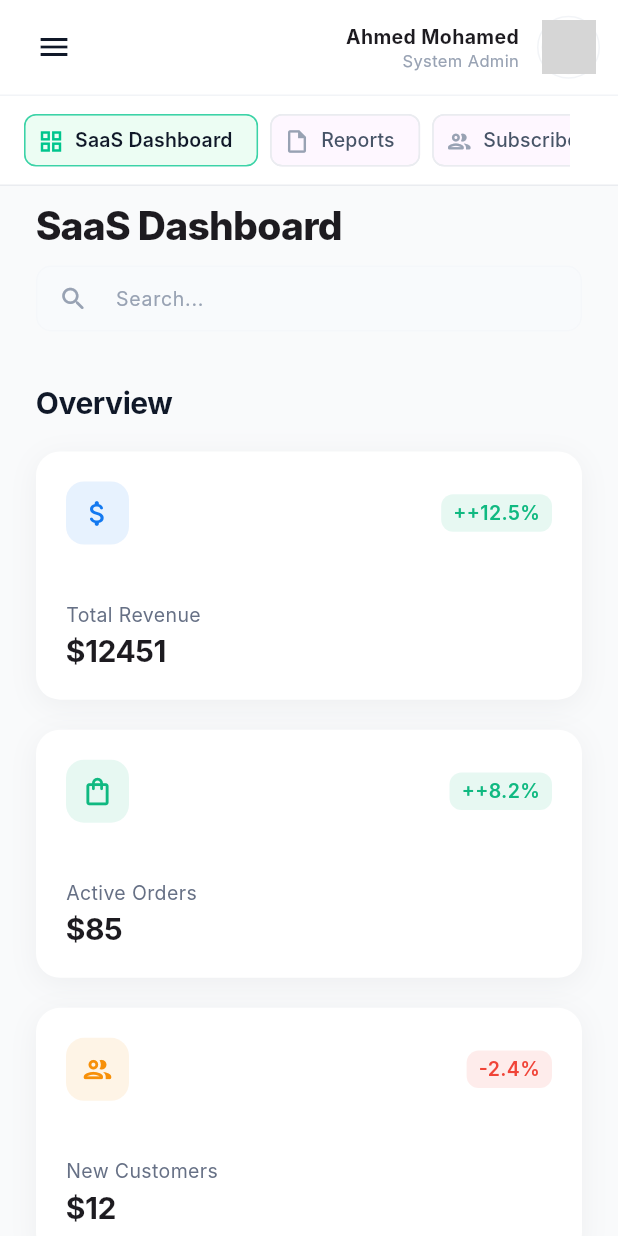
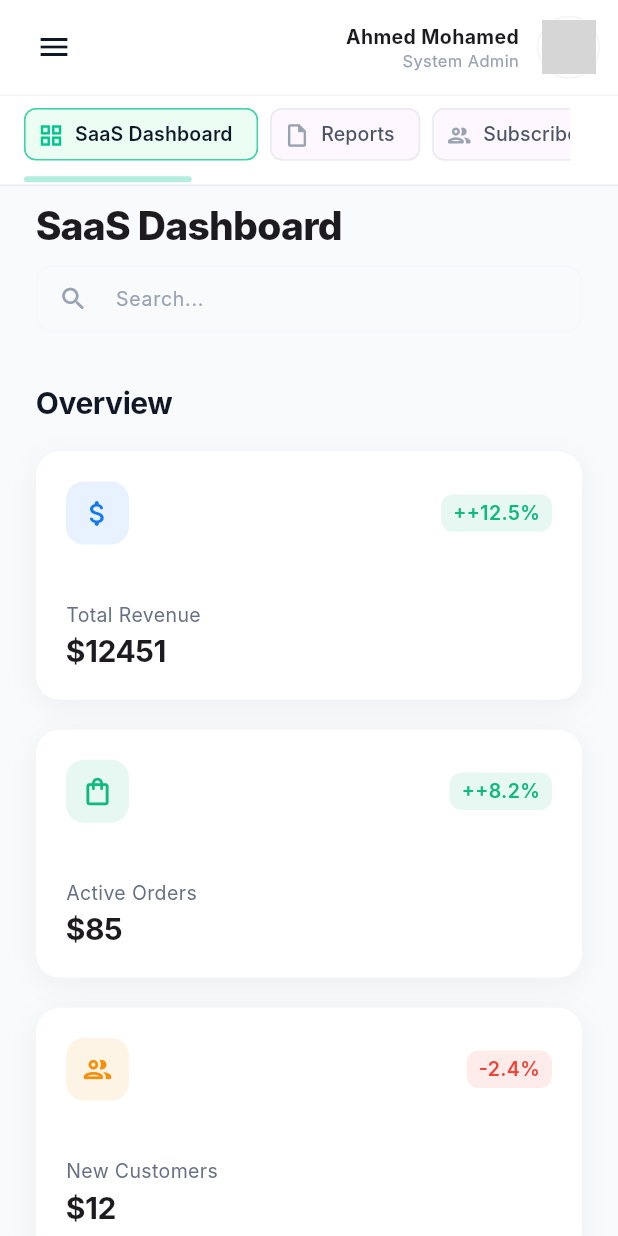
Before and after one commit to MironAlikc/erpmax-client, a Flutter app: the SaaSAdminRootPage screen opened by its route, after a tap on the "menu" icon, after a tap on "Subscribers", on a phone screen of 412 x 824 dp. Run offline on Flutter 3.47's test engine with Material 3 defaults, Android fonts, the phone set to English and light mode, and no system bars; our stand-ins replace dartz, dio, equatable, fl_chart, flutter_bloc, flutter_secure_storage and 7 more; accounts and stored records are empty; generated files the repository leaves out were written again; network calls fail; Roboto replaces fonts that are missing (Inter); grey boxes are pictures that could not be loaded.

Commit message:
Added RawScrollbar without design

```diff
--- a/lib/core/l10n/gen/app_localizations.dart
+++ b/lib/core/l10n/gen/app_localizations.dart
@@ -1767,6 +1767,48 @@ abstract class AppLocalizations {
   /// In en, this message translates to:
   /// **'GB'**
   String get unitGb;
+
+  /// No description provided for @accDashboard.
+  ///
+  /// In en, this message translates to:
+  /// **'Accounting\nDashboard'**
+  String get accDashboard;
+
+  /// No description provided for @accLedger.
+  ///
+  /// In en, this message translates to:
+  /// **'General\nLedger'**
+  String get accLedger;
+
+  /// No description provided for @accJournal.
+  ///
+  /// In en, this message translates to:
+  /// **'Journal\nEntries'**
+  String get accJournal;
+
+  /// No description provided for @accChart.
+  ///
+  /// In en, this message translates to:
+  /// **'Chart of\nAccounts'**
+  String get accChart;
+
+  /// No description provided for @accFunds.
+  ///
+  /// In en, this message translates to:
+  /// **'Funds &\nBanks'**
+  String get accFunds;
+
+  /// No description provided for @accParties.
+  ///
+  /// In en, this message translates to:
+  /// **'Parties'**
+  String get accParties;
+
+  /// No description provided for @accAssets.
+  ///
+  /// In en, this message translates to:
+  /// **'Fixed\nAssets'**
+  String get accAssets;
 }
 
 class _AppLocalizationsDelegate
--- a/lib/core/widgets/common/tab_chip_bar.dart
+++ b/lib/core/widgets/common/tab_chip_bar.dart
@@ -58,10 +58,17 @@ class _TabChipBarState extends State<TabChipBar> {
       child: Row(
         children: [
           Expanded(
+            child: RawScrollbar(
+              controller: _scrollController,
+              thumbColor: theme.activeGreen.withValues(alpha: 0.3),
+              radius: const Radius.circular(8),
+              thickness: 4,
+              thumbVisibility: true,
               child: SingleChildScrollView(
                 controller: _scrollController,
                 scrollDirection: Axis.horizontal,
                 physics: const BouncingScrollPhysics(),
+                padding: const EdgeInsets.only(bottom: 8),
                 child: Row(
                   children: List.generate(widget.tabs.length, (index) {
                     final isSelected = widget.controller.index == index;
@@ -113,10 +120,10 @@ class _TabChipBarState extends State<TabChipBar> {
                 ),
               ),
             ),
+          ),
 
           const SizedBox(width: 16),
 
-          // Правая часть: Поиск (остается на месте)
           if (!widget.isMobile)
             SizedBox(
               width: 300,
--- a/lib/features/accounting/presentation/widgets/accounting_header/headers/accounting_dashboard_header.dart
+++ b/lib/features/accounting/presentation/widgets/accounting_header/headers/accounting_dashboard_header.dart
@@ -27,14 +27,14 @@ class AccountingDashboardHeader extends AccountingBaseHeader {
                     fontSize: 26,
                   ),
                 ),
-                const SizedBox(height: 4),
-                Text(
-                  currentTab.description ?? '',
-                  style: AppTextStyles.bodySmall.copyWith(
-                    color: theme.textSecondary,
-                    fontSize: 14,
-                  ),
-                ),
+                // const SizedBox(height: 4),
+                // Text(
+                //   currentTab.description ?? '',
+                //   style: AppTextStyles.bodySmall.copyWith(
+                //     color: theme.textSecondary,
+                //     fontSize: 14,
+                //   ),
+                // ),
               ],
             ),
           ),
```
Also changed, not shown: lib/core/l10n/app_ar.arb (+8 -1 lines), lib/core/l10n/app_en.arb (+8 -1 lines), lib/core/l10n/app_ru.arb (+8 -1 lines), lib/core/l10n/gen/app_localizations_ar.dart (+21 -0 lines), lib/core/l10n/gen/app_localizations_en.dart (+21 -0 lines), lib/core/l10n/gen/app_localizations_ru.dart (+21 -0 lines), lib/features/accounting/presentation/config/accounting_tabs_config.dart (+18 -15 lines), lib/features/accounting/presentation/pages/accounting_root_page.dart (+20 -6 lines). Lines whose indentation alone changed are shown as unchanged.
